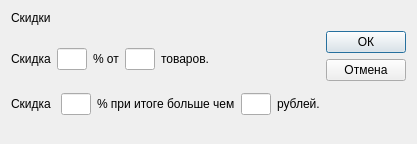
MukizuL/Retail-Sale-App, file dialog_discount_manager.ui: the form before one commit.
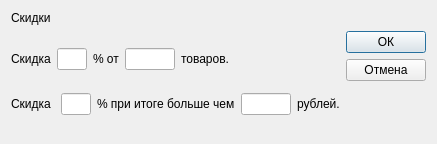
The form after the commit.

Commit message: Add validators to DialogDiscountManager

What changed in the file:
```diff
--- a/dialog_discount_manager.ui
+++ b/dialog_discount_manager.ui
@@ -6,7 +6,7 @@
    <rect>
     <x>0</x>
     <y>0</y>
-    <width>417</width>
+    <width>437</width>
     <height>144</height>
    </rect>
   </property>
@@ -95,6 +95,12 @@
              <verstretch>0</verstretch>
             </sizepolicy>
            </property>
+           <property name="minimumSize">
+            <size>
+             <width>50</width>
+             <height>0</height>
+            </size>
+           </property>
            <property name="maximumSize">
             <size>
              <width>30</width>
@@ -192,6 +198,12 @@
              <verstretch>0</verstretch>
             </sizepolicy>
            </property>
+           <property name="minimumSize">
+            <size>
+             <width>50</width>
+             <height>0</height>
+            </size>
+           </property>
            <property name="maximumSize">
             <size>
              <width>30</width>
```
The commit also changes 3 other files.
